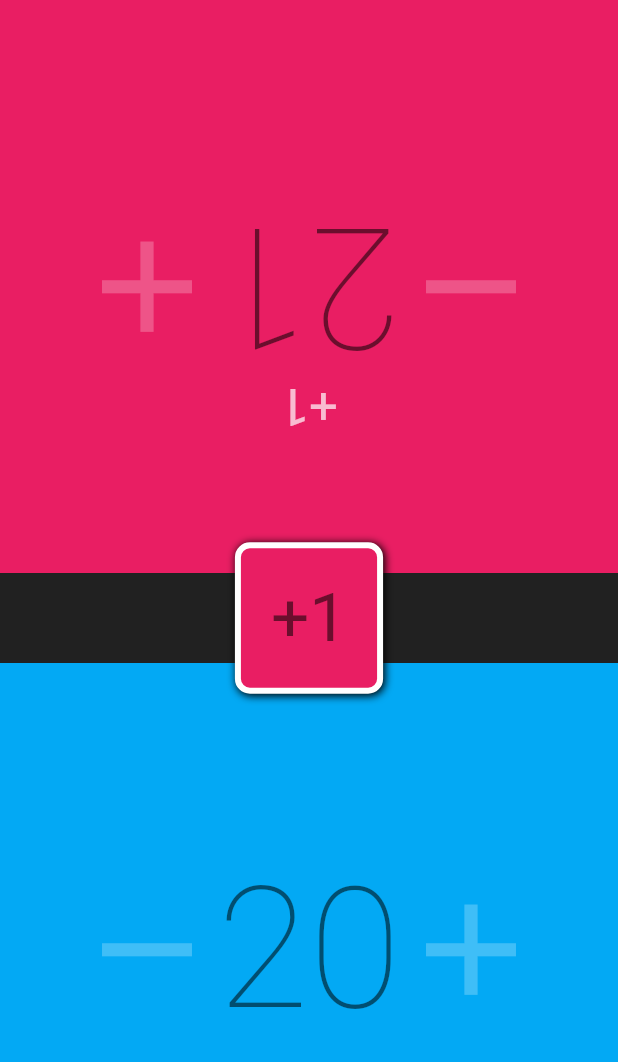
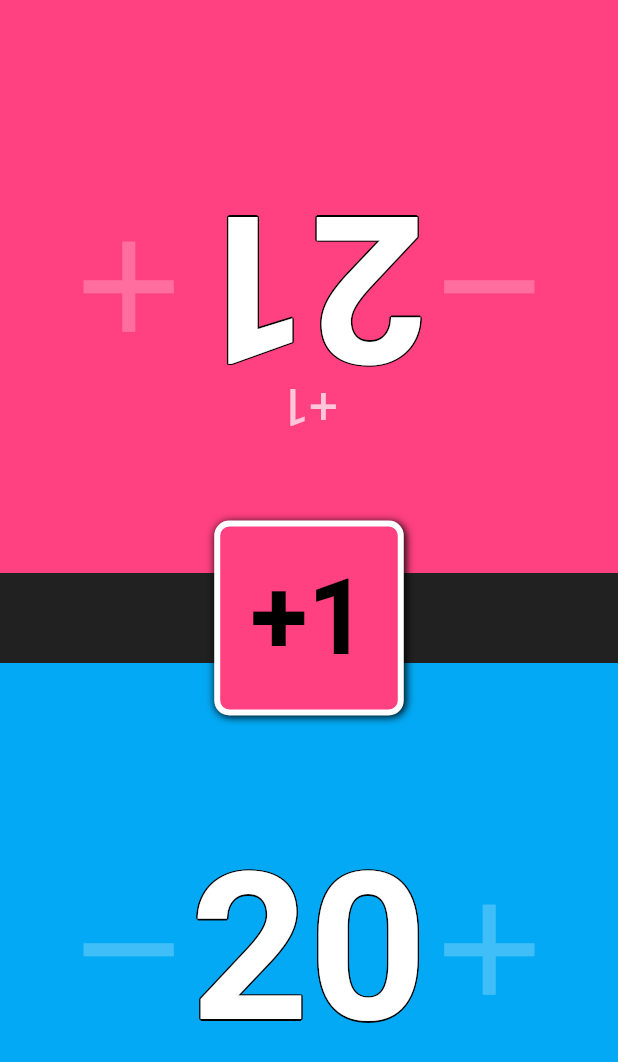
Before and after one commit to Royce/magic-life-counter-app, a Flutter app: the screen it shows after launch, after a tap on the "add" icon, on a phone screen of 412 x 824 dp. Shown: the top 1062 px of the screen. Run offline on Flutter 3.47's test engine with Material 2 defaults, Android fonts, the phone set to English and light mode, and no system bars; missing offline and left inert: flutter_keepscreenon.

Commit message:
Play with colors and sizes and outlines.

```diff
--- a/lib/main.dart
+++ b/lib/main.dart
@@ -6,7 +6,7 @@ import 'dart:math';
 
 const PLAYER_ONE = 'one';
 const PLAYER_TWO = 'two';
-const COLORS = {PLAYER_ONE: Colors.pink, PLAYER_TWO: Colors.lightBlue};
+const COLORS = {PLAYER_ONE: Colors.pinkAccent, PLAYER_TWO: Colors.lightBlue};
 
 void main() {
   runApp(MyApp());
@@ -149,6 +149,48 @@ class _MyTreeState extends State<MyTree> {
   }
 }
 
+class OutlinedText extends StatelessWidget {
+  OutlinedText(this.data,
+      {Key key,
+      this.fontSize,
+      this.textColor = Colors.white,
+      this.outlineColor = Colors.black,
+      this.rotate = false})
+      : super(key: key);
+
+  final String data;
+  final double fontSize;
+  final Color textColor;
+  final Color outlineColor;
+  final bool rotate;
+
+  @override
+  Widget build(BuildContext context) {
+    return RotatedBox(
+      quarterTurns: rotate ? 2 : 0,
+      child: Text(
+        data,
+        style: TextStyle(
+          inherit: true,
+          fontSize: fontSize,
+          fontWeight: FontWeight.w600,
+          color: textColor,
+          shadows: [
+            Shadow(offset: Offset(1, 0), color: outlineColor),
+            Shadow(offset: Offset(0.8, 0.8), color: outlineColor),
+            Shadow(offset: Offset(0, 1), color: outlineColor),
+            Shadow(offset: Offset(-0.8, 0.8), color: outlineColor),
+            Shadow(offset: Offset(-1, 0), color: outlineColor),
+            Shadow(offset: Offset(-0.8, -0.8), color: outlineColor),
+            Shadow(offset: Offset(0, -1), color: outlineColor),
+            Shadow(offset: Offset(0.8, -0.8), color: outlineColor),
+          ],
+        ),
+      ),
+    );
+  }
+}
+
 class StartingPlayerDialog extends StatelessWidget {
   final String player;
 
@@ -199,12 +241,10 @@ class TempScores extends StatelessWidget {
         state.counters.entries.where((e) => e.value.mod != 0).map((e) => e.key);
 
     return Center(
-      child: IntrinsicWidth(
-        child: Column(
+      child: Row(
         mainAxisSize: MainAxisSize.min,
-          crossAxisAlignment: CrossAxisAlignment.stretch,
+        crossAxisAlignment: CrossAxisAlignment.center,
         children: players.map((player) => TempScore(player: player)).toList(),
-        ),
       ),
     );
   }
@@ -220,13 +260,15 @@ class TempScore extends StatelessWidget {
     final Counter counter = state.counters[player];
     final Color color = COLORS[player];
 
-    return new Container(
+    return Material(
+      type: MaterialType.transparency,
+      child: Container(
         margin: EdgeInsets.all(10),
         padding: EdgeInsets.all(20),
         decoration: BoxDecoration(
           color: color,
-        border:
-            Border.all(color: Colors.white, width: 4, style: BorderStyle.solid),
+          border: Border.all(
+              color: Colors.white, width: 4, style: BorderStyle.solid),
           borderRadius: BorderRadius.all(Radius.circular(10)),
           boxShadow: <BoxShadow>[
             BoxShadow(color: Colors.black, blurRadius: 4, offset: Offset(1, 1))
@@ -236,7 +278,12 @@ class TempScore extends StatelessWidget {
           quarterTurns: player == PLAYER_TWO ? 2 : 0,
           child: Text(
             counter.toModString(),
-          style: Theme.of(context).textTheme.display2,
+            style: TextStyle(
+              color: Colors.black,
+              fontSize: 70,
+              fontWeight: FontWeight.bold,
+            ),
+          ),
         ),
       ),
     );
@@ -251,6 +298,7 @@ class ScoreTile extends StatelessWidget {
 
   @override
   Widget build(BuildContext context) {
+    var width = MediaQuery.of(context).size.width;
     assert(debugCheckHasMaterial(context));
 
     final MyInheritedWidgetState state = MyInheritedWidget.of(context);
@@ -308,12 +356,12 @@ class ScoreTile extends StatelessWidget {
                   )
                 : Container(),
             Center(
-              child: RotatedBox(
-                quarterTurns: rotated ? 2 : 0,
-                child: Text(
+              child: OutlinedText(
                 '${counter.counter + counter.mod}',
-                  style: Theme.of(context).textTheme.display4,
-                ),
+                fontSize: width / 3,
+                rotate: rotated,
+                outlineColor: counter.counter <= 0 ? Colors.white : Colors.black,
+                textColor: counter.counter <= 0 ? Colors.black : Colors.white,
               ),
             ),
           ],
@@ -336,7 +384,7 @@ class Incrementer extends StatelessWidget {
     return InkWell(
       onTap: () => {state.increment(player)},
       child: Container(
-        padding: EdgeInsets.all(width / 2 - 5),
+        padding: EdgeInsets.all(width / 3),
         child: Icon(
           Icons.add,
           color: Colors.white24,
@@ -360,7 +408,7 @@ class Decrementer extends StatelessWidget {
     return InkWell(
       onTap: () => {state.decrement(player)},
       child: Container(
-        padding: EdgeInsets.all(width / 2 - 5),
+        padding: EdgeInsets.all(width / 3),
         child: Icon(
           Icons.remove,
           color: Colors.white24,
```
Lines whose indentation alone changed are shown as unchanged.
